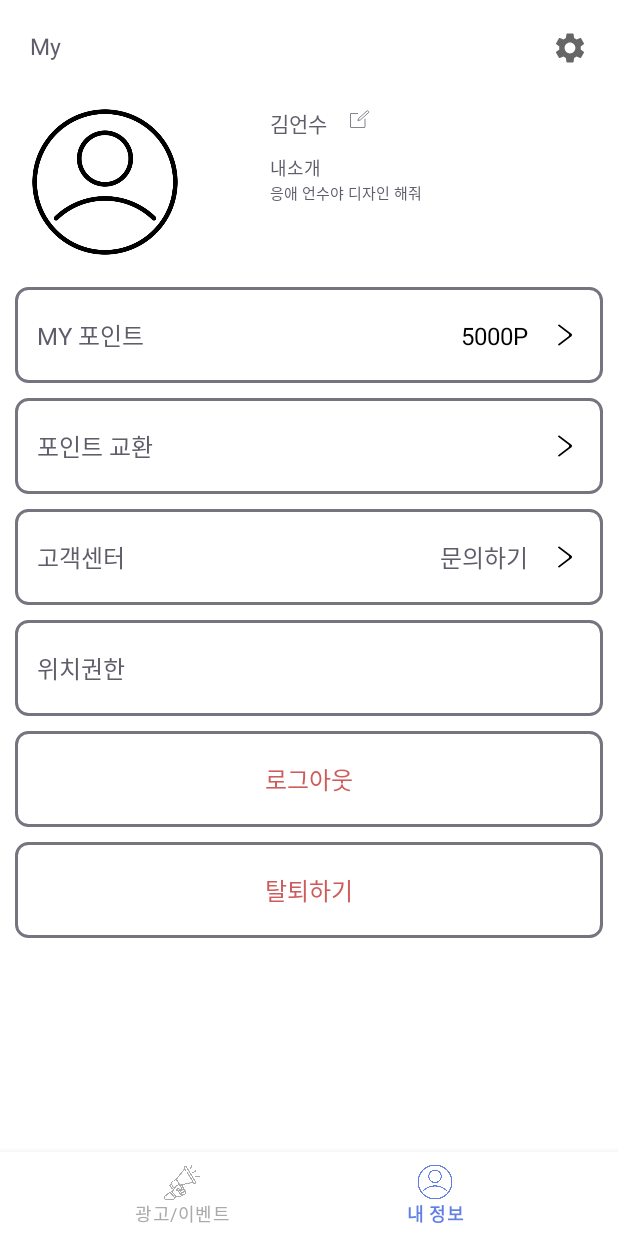
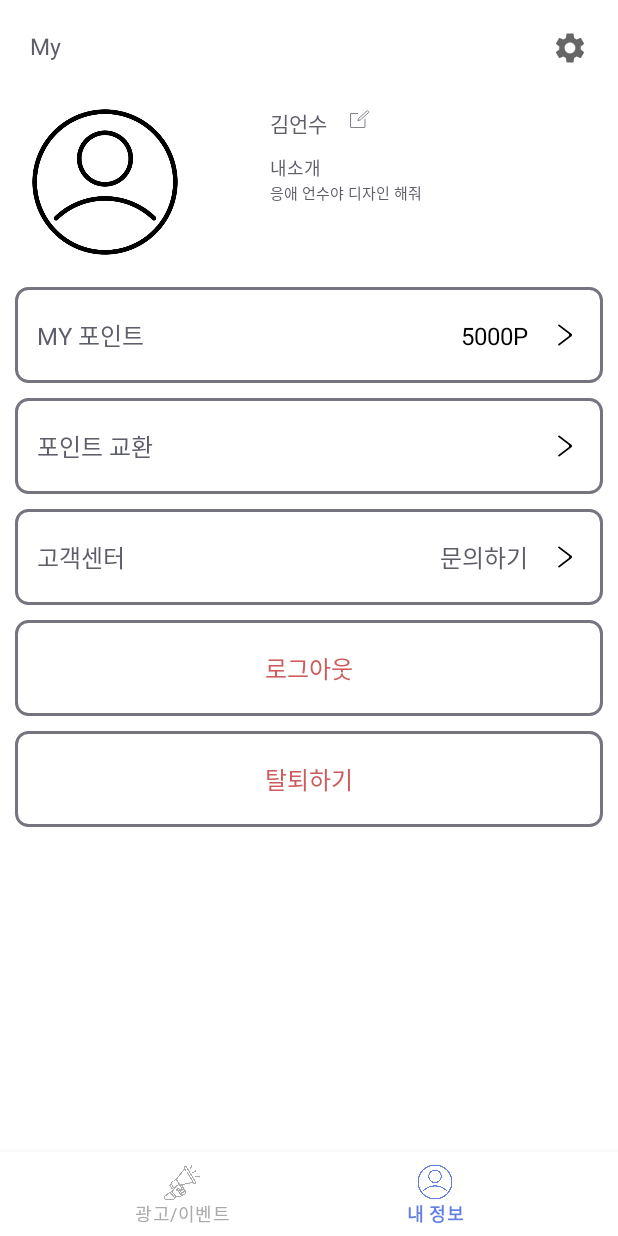
Before and after one commit to Depplication/Dion_kotlin, an Android app: the EventFragment screen opened directly, with no data from a screen before it, item 2 of the bottom bar chosen, on a phone screen of 412 x 824 dp. Run offline under Robolectric (Android 15) with nearby library versions, the phone set to English and light mode, and no system bars; our stand-ins replace CircleImageView; pictures from the network do not load.

Commit message:
서버없이 필요한 기능과 UI들은 대부분 다 구성한 듯..?

```diff
--- a/app/src/main/res/layout/fragment_event.xml
+++ b/app/src/main/res/layout/fragment_event.xml
@@ -143,6 +143,7 @@
         android:layout_width="match_parent"
         android:layout_height="0dp"
         android:layout_marginTop="20dp"
+        android:layout_marginBottom="20dp"
         app:layout_constraintTop_toBottomOf="@id/Search_Layout"
         app:layout_constraintBottom_toBottomOf="parent" />
 
--- a/app/src/main/res/layout/fragment_myinfo.xml
+++ b/app/src/main/res/layout/fragment_myinfo.xml
@@ -216,7 +216,7 @@
             </androidx.constraintlayout.widget.ConstraintLayout>
 
             <androidx.constraintlayout.widget.ConstraintLayout
-                android:id="@+id/location_Layout"
+                android:id="@+id/logout_Layout"
                 android:layout_width="match_parent"
                 android:layout_height="wrap_content"
                 android:layout_marginStart="10dp"
@@ -224,31 +224,6 @@
                 android:layout_marginEnd="10dp"
                 android:background="@drawable/round_black"
                 app:layout_constraintTop_toBottomOf="@id/Servicecenter_Layout">
-
-                <TextView
-                    android:layout_width="wrap_content"
-                    android:layout_height="wrap_content"
-                    android:layout_marginStart="10dp"
-                    android:layout_marginTop="15dp"
-                    android:layout_marginBottom="15dp"
-                    android:text="위치권한"
-                    android:textColor="@color/TextGray"
-                    android:textSize="16sp"
-                    app:layout_constraintBottom_toBottomOf="parent"
-                    app:layout_constraintStart_toStartOf="parent"
-                    app:layout_constraintTop_toTopOf="parent" />
-
-            </androidx.constraintlayout.widget.ConstraintLayout>
-
-            <androidx.constraintlayout.widget.ConstraintLayout
-                android:id="@+id/logout_Layout"
-                android:layout_width="match_parent"
-                android:layout_height="wrap_content"
-                android:layout_marginStart="10dp"
-                android:layout_marginTop="10dp"
-                android:layout_marginEnd="10dp"
-                android:background="@drawable/round_black"
-                app:layout_constraintTop_toBottomOf="@id/location_Layout">
 
                 <TextView
                     android:layout_width="wrap_content"
--- a/app/src/main/res/values/themes.xml
+++ b/app/src/main/res/values/themes.xml
@@ -10,11 +10,11 @@
         <item name="colorSecondaryVariant">@color/teal_700</item>
         <item name="colorOnSecondary">@color/black</item>
         <!-- Status bar color. -->
-        <item name="android:statusBarColor" tools:targetApi="l">?attr/colorPrimaryVariant</item>
+        <item name="android:statusBarColor">@android:color/transparent</item>
         <!-- Customize your theme here. -->
 
         <item name="android:windowLightStatusBar" tools:targetApi="m">true</item>
-        <item name="android:windowTranslucentStatus">true</item>
+<!--        <item name="android:windowTranslucentStatus">true</item>-->
 
     </style>
 </resources>
```
Also changed, not shown: app/src/main/java/kr/hs/dion_kotlin/InfoChangeActivity.kt (+42 -4 lines).
